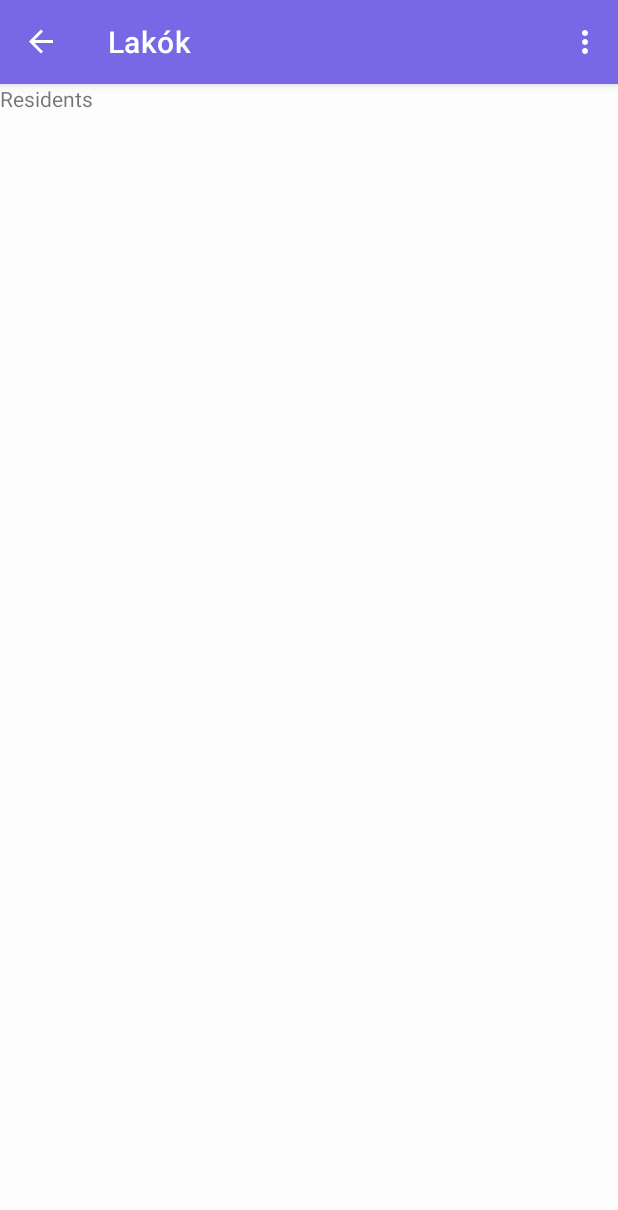
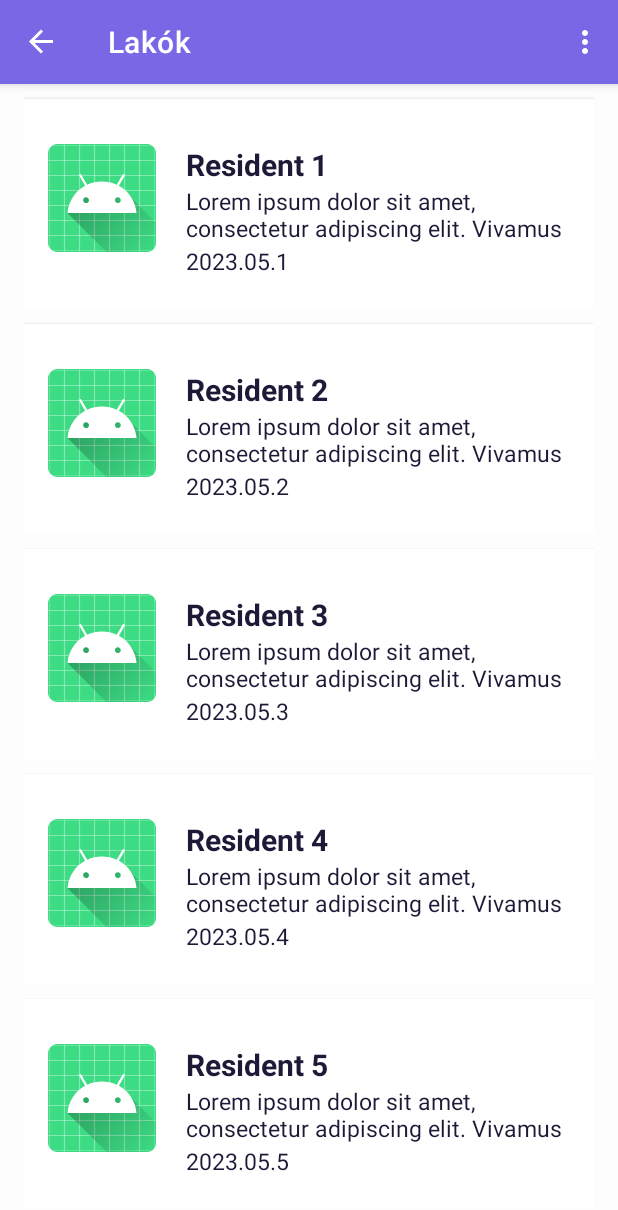
Before and after one commit to BroKoda/animal-shelter-android, an Android app: the screen it shows after launch (MainActivity), in the side drawer, after a tap on "Lakók", on a phone screen of 412 x 824 dp. Shown: the top 1210 px of the screen. Run offline under Robolectric (Android 15) with nearby library versions, the phone set to English and light mode, and no system bars; our stand-ins replace navigation-ui.

Commit message:
Residents recyclerView

```diff
--- a/app/build.gradle
+++ b/app/build.gradle
@@ -46,6 +46,7 @@ dependencies {
     implementation 'androidx.navigation:navigation-fragment-ktx:2.5.2'
     implementation 'androidx.navigation:navigation-ui-ktx:2.5.2'
     implementation 'androidx.legacy:legacy-support-v4:1.0.0'
+    implementation 'androidx.recyclerview:recyclerview:1.2.1'
     testImplementation 'junit:junit:4.13.2'
     androidTestImplementation 'androidx.test.ext:junit:1.1.5'
     androidTestImplementation 'androidx.test.espresso:espresso-core:3.5.1'
--- a/app/src/main/java/com/example/application_animal_shelter/ui/home/HomeFragment.kt
+++ b/app/src/main/java/com/example/application_animal_shelter/ui/home/HomeFragment.kt
@@ -9,7 +9,7 @@ import androidx.fragment.app.Fragment
 import com.example.application_animal_shelter.R
 import com.example.application_animal_shelter.databinding.FragmentHomeBinding
 import com.example.application_animal_shelter.ui.news.NewsFragment
-import com.example.application_animal_shelter.ui.residents.ResidentsFragment
+import com.example.application_animal_shelter.ui.residents.residents
 
 class HomeFragment : Fragment() {
 
@@ -34,7 +34,7 @@ class HomeFragment : Fragment() {
         }
 
         view?.findViewById<Button?>(R.id.button_residents)?.setOnClickListener {
-            val fragment = ResidentsFragment()
+            val fragment = residents()
             val transaction = fragmentManager?.beginTransaction()
             transaction?.replace(R.id.nav_home, fragment)?.commit()
         }
--- /dev/null
+++ b/app/src/main/java/com/example/application_animal_shelter/ui/residents/RecyclerViewAdapter.kt
@@ -0,0 +1,43 @@
+package com.example.application_animal_shelter.ui.residents
+
+import androidx.recyclerview.widget.RecyclerView
+import android.view.LayoutInflater
+import android.view.ViewGroup
+import android.widget.TextView
+
+import com.example.application_animal_shelter.ui.residents.ResidentContent.PlaceholderItem
+import com.example.application_animal_shelter.databinding.ResidentItemBinding
+
+class RecyclerViewAdapter(
+    private val values: List<PlaceholderItem>
+) : RecyclerView.Adapter<RecyclerViewAdapter.ViewHolder>() {
+
+    override fun onCreateViewHolder(parent: ViewGroup, viewType: Int): ViewHolder {
+
+        return ViewHolder(
+            ResidentItemBinding.inflate(
+                LayoutInflater.from(parent.context),
+                parent,
+                false
+            )
+        )
+
+    }
+
+    override fun onBindViewHolder(holder: ViewHolder, position: Int) {
+        val item = values[position]
+        holder.residentTitle.text = item.title
+        holder.residentDesc.text = item.desc
+        holder.residentDate.text = item.date
+    }
+
+    override fun getItemCount(): Int = values.size
+
+    inner class ViewHolder(binding: ResidentItemBinding) :
+        RecyclerView.ViewHolder(binding.root) {
+        val residentTitle: TextView = binding.cardTitle
+        val residentDesc: TextView = binding.cardDescription
+        val residentDate: TextView = binding.cardDate
+    }
+
+}
--- /dev/null
+++ b/app/src/main/java/com/example/application_animal_shelter/ui/residents/ResidentContent.kt
@@ -0,0 +1,30 @@
+package com.example.application_animal_shelter.ui.residents
+
+import java.util.ArrayList
+import java.util.HashMap
+
+object ResidentContent {
+
+    val ITEMS: MutableList<PlaceholderItem> = ArrayList()
+
+    private val ITEM_MAP: MutableMap<String, PlaceholderItem> = HashMap()
+
+    private const val COUNT = 10
+
+    init {
+        for (i in 1..COUNT) {
+            addItem(createPlaceholderItem(i))
+        }
+    }
+
+    private fun addItem(item: PlaceholderItem) {
+        ITEMS.add(item)
+        ITEM_MAP[item.id] = item
+    }
+
+    private fun createPlaceholderItem(position: Int): PlaceholderItem {
+        return PlaceholderItem(position.toString(), "Resident $position", "Lorem ipsum dolor sit amet, consectetur adipiscing elit. Vivamus dignissim.", "2023.05.$position")
+    }
+
+    data class PlaceholderItem(val id: String, val title: String, val desc: String, val date: String)
+}
--- a/app/src/main/java/com/example/application_animal_shelter/ui/residents/ResidentsFragment.kt
+++ /dev/null
@@ -1,32 +0,0 @@
-package com.example.application_animal_shelter.ui.residents
-
-import androidx.lifecycle.ViewModelProvider
-import android.os.Bundle
-import androidx.fragment.app.Fragment
-import android.view.LayoutInflater
-import android.view.View
-import android.view.ViewGroup
-import com.example.application_animal_shelter.R
-
-class ResidentsFragment : Fragment() {
-
-    companion object {
-        fun newInstance() = ResidentsFragment()
-    }
-
-    private lateinit var viewModel: ResidentsViewModel
-
-    override fun onCreateView(
-        inflater: LayoutInflater, container: ViewGroup?,
-        savedInstanceState: Bundle?
-    ): View? {
-        return inflater.inflate(R.layout.fragment_residents, container, false)
-    }
-
-    override fun onActivityCreated(savedInstanceState: Bundle?) {
-        super.onActivityCreated(savedInstanceState)
-        viewModel = ViewModelProvider(this).get(ResidentsViewModel::class.java)
-        // TODO: Use the ViewModel
-    }
-
-}
--- a/app/src/main/java/com/example/application_animal_shelter/ui/residents/ResidentsViewModel.kt
+++ /dev/null
@@ -1,7 +0,0 @@
-package com.example.application_animal_shelter.ui.residents
-
-import androidx.lifecycle.ViewModel
-
-class ResidentsViewModel : ViewModel() {
-    // TODO: Implement the ViewModel
-}
--- /dev/null
+++ b/app/src/main/java/com/example/application_animal_shelter/ui/residents/residents.kt
@@ -0,0 +1,49 @@
+package com.example.application_animal_shelter.ui.residents
+
+import android.os.Bundle
+import androidx.fragment.app.Fragment
+import androidx.recyclerview.widget.GridLayoutManager
+import androidx.recyclerview.widget.LinearLayoutManager
+import androidx.recyclerview.widget.RecyclerView
+import android.view.LayoutInflater
+import android.view.View
+import android.view.ViewGroup
+import com.example.application_animal_shelter.R
+
+/**
+ * A fragment representing a list of Items.
+ */
+class residents : Fragment() {
+
+    private var columnCount = 1
+
+    override fun onCreate(savedInstanceState: Bundle?) {
+        super.onCreate(savedInstanceState)
+
+        arguments?.let {
+            columnCount = it.getInt(ARG_COLUMN_COUNT)
+        }
+    }
+
+    override fun onCreateView(
+        inflater: LayoutInflater, container: ViewGroup?,
+        savedInstanceState: Bundle?
+    ): View? {
+        val view = inflater.inflate(R.layout.fragment_resident_list, container, false)
+
+        if (view is RecyclerView) {
+            with(view) {
+                layoutManager = when {
+                    columnCount <= 1 -> LinearLayoutManager(context)
+                    else -> GridLayoutManager(context, columnCount)
+                }
+                adapter = RecyclerViewAdapter(ResidentContent.ITEMS)
+            }
+        }
+        return view
+    }
+
+    companion object {
+        const val ARG_COLUMN_COUNT = "column-count"
+    }
+}
--- /dev/null
+++ b/app/src/main/res/layout/fragment_resident_list.xml
@@ -0,0 +1,13 @@
+<?xml version="1.0" encoding="utf-8"?>
+<androidx.recyclerview.widget.RecyclerView xmlns:android="http://schemas.android.com/apk/res/android"
+    xmlns:app="http://schemas.android.com/apk/res-auto"
+    xmlns:tools="http://schemas.android.com/tools"
+    android:id="@+id/list"
+    android:name="com.example.application_animal_shelter.ui.residents.resident_item_fragment"
+    android:layout_width="match_parent"
+    android:layout_height="match_parent"
+    android:layout_marginLeft="16dp"
+    android:layout_marginRight="16dp"
+    app:layoutManager="LinearLayoutManager"
+    tools:context=".ui.residents.residents"
+    tools:listitem="@layout/resident_item" />
--- a/app/src/main/res/layout/fragment_residents.xml
+++ /dev/null
@@ -1,13 +0,0 @@
-<?xml version="1.0" encoding="utf-8"?>
-<FrameLayout xmlns:android="http://schemas.android.com/apk/res/android"
-    xmlns:tools="http://schemas.android.com/tools"
-    android:layout_width="match_parent"
-    android:layout_height="match_parent"
-    tools:context=".ui.residents.ResidentsFragment">
-
-    <TextView
-        android:layout_width="match_parent"
-        android:layout_height="match_parent"
-        android:text="Residents" />
-
-</FrameLayout>
--- /dev/null
+++ b/app/src/main/res/layout/resident_item.xml
@@ -0,0 +1,105 @@
+<?xml version="1.0" encoding="utf-8"?>
+<androidx.constraintlayout.widget.ConstraintLayout xmlns:android="http://schemas.android.com/apk/res/android"
+    xmlns:app="http://schemas.android.com/apk/res-auto"
+    xmlns:tools="http://schemas.android.com/tools"
+    android:id="@+id/card"
+    android:layout_width="wrap_content"
+    android:layout_height="wrap_content">
+
+    <androidx.cardview.widget.CardView
+        android:layout_width="409dp"
+        android:layout_height="140dp"
+        android:layout_marginTop="10dp"
+        android:clickable="true"
+        android:focusable="true"
+        app:layout_constraintEnd_toEndOf="parent"
+        app:layout_constraintStart_toStartOf="parent"
+        app:layout_constraintTop_toTopOf="parent">
+
+        <RelativeLayout
+            android:id="@+id/card_container"
+            android:layout_width="match_parent"
+            android:layout_height="wrap_content"
+            android:padding="20dp">
+
+            <ImageView
+                android:id="@+id/card_image"
+                android:layout_width="wrap_content"
+                android:layout_height="wrap_content"
+                android:layout_marginStart="10dp"
+                android:layout_marginTop="10dp"
+                android:layout_marginEnd="10dp"
+                android:layout_marginBottom="10dp"
+                android:src="@mipmap/ic_launcher_round" />
+
+            <LinearLayout
+                android:layout_width="match_parent"
+                android:layout_height="match_parent"
+                android:layout_alignTop="@+id/card_image"
+                android:layout_marginStart="10dp"
+                android:layout_toEndOf="@+id/card_image"
+                android:orientation="vertical">
+
+<!--                <TextView-->
+<!--                    android:id="@+id/item_number"-->
+<!--                    android:layout_width="wrap_content"-->
+<!--                    android:layout_height="wrap_content"-->
+<!--                    android:layout_margin="@dimen/text_margin"-->
+<!--                    android:textAppearance="?attr/textAppearanceListItem" />-->
+
+<!--                <TextView-->
+<!--                    android:id="@+id/content"-->
+<!--                    android:layout_width="wrap_content"-->
+<!--                    android:layout_height="wrap_content"-->
+<!--                    android:layout_margin="@dimen/text_margin"-->
+<!--                    android:textAppearance="?attr/textAppearanceListItem" />-->
+
+                <TextView
+                    android:id="@+id/card_title"
+                    android:layout_width="wrap_content"
+                    android:layout_height="wrap_content"
+                    android:text="Title"
+                    android:textStyle="bold"
+                    android:textColor="@color/black"
+                    android:textSize="20dp" />
+
+                <TextView
+                    android:id="@+id/card_description"
+                    android:layout_width="wrap_content"
+                    android:layout_height="40dp"
+                    android:text="Lorem ipsum dolor sit amet, consectetur adipiscing elit. Sed eget sapien mi. Nulla ut turpis posuere, viverra justo ut, fermentum."
+                    android:textColor="@color/black"
+                    android:textSize="15dp" />
+
+                <TextView
+                    android:id="@+id/card_date"
+                    android:layout_width="wrap_content"
+                    android:layout_height="wrap_content"
+                    android:text="Date"
+                    android:textColor="@color/black"
+                    android:textSize="15dp" />
+            </LinearLayout>
+        </RelativeLayout>
+    </androidx.cardview.widget.CardView>
+</androidx.constraintlayout.widget.ConstraintLayout>
+
+<!--<?xml version="1.0" encoding="utf-8"?>-->
+<!--<LinearLayout xmlns:android="http://schemas.android.com/apk/res/android"-->
+<!--    android:layout_width="wrap_content"-->
+<!--    android:layout_height="wrap_content"-->
+<!--    android:orientation="horizontal">-->
+
+<!--    <TextView-->
+<!--        android:id="@+id/item_number"-->
+<!--        android:layout_width="wrap_content"-->
+<!--        android:layout_height="wrap_content"-->
+<!--        android:layout_margin="@dimen/text_margin"-->
+<!--        android:textAppearance="?attr/textAppearanceListItem" />-->
+
+<!--    <TextView-->
+<!--        android:id="@+id/content"-->
+<!--        android:layout_width="wrap_content"-->
+<!--        android:layout_height="wrap_content"-->
+<!--        android:layout_margin="@dimen/text_margin"-->
+<!--        android:textAppearance="?attr/textAppearanceListItem" />-->
+<!--</LinearLayout>-->
--- a/app/src/main/res/navigation/mobile_navigation.xml
+++ b/app/src/main/res/navigation/mobile_navigation.xml
@@ -14,9 +14,9 @@
 
     <fragment
         android:id="@+id/nav_residents"
-        android:name="com.example.application_animal_shelter.ui.residents.ResidentsFragment"
+        android:name="com.example.application_animal_shelter.ui.residents.residents"
         android:label="@string/menu_residents"
-        tools:layout="@layout/fragment_residents" />
+        tools:layout="@layout/fragment_resident_list" />
 
     <fragment
         android:id="@+id/nav_news"
```
